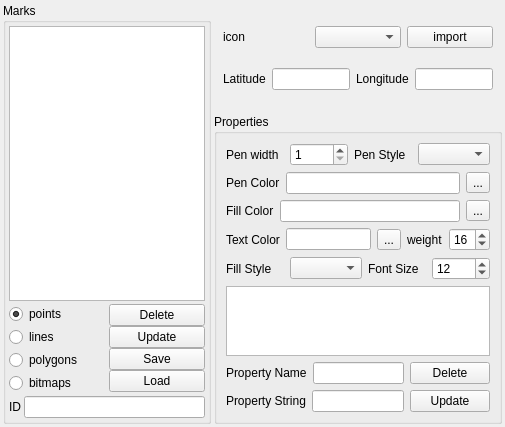
Above: qtvplugin_geomarker/qtvplugin_geomarker.ui from tgut/mercator.qtviewer before the change. Below: the same form after it.
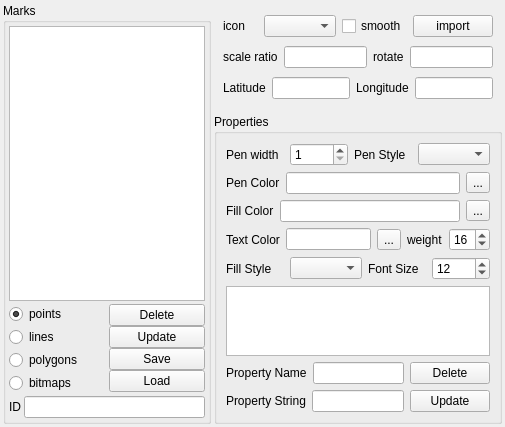
That is the form after the change. The open tabs and pages were chosen to show the change.

Commit message: Add scale and rotate feature for icons.

Patch:
```diff
--- a/qtvplugin_geomarker/qtvplugin_geomarker.ui
+++ b/qtvplugin_geomarker/qtvplugin_geomarker.ui
@@ -451,6 +451,13 @@
            <item>
             <widget class="QComboBox" name="comboBox_icons"/>
            </item>
+           <item>
+            <widget class="QCheckBox" name="checkBox_icon_smooth">
+             <property name="text">
+              <string>smooth</string>
+             </property>
+            </widget>
+           </item>
            <item>
             <widget class="QPushButton" name="pushButton_import_icon">
              <property name="text">
@@ -460,6 +467,30 @@
            </item>
           </layout>
          </item>
+         <item>
+          <layout class="QHBoxLayout" name="horizontalLayout_19">
+           <item>
+            <widget class="QLabel" name="label_26">
+             <property name="text">
+              <string>scale ratio</string>
+             </property>
+            </widget>
+           </item>
+           <item>
+            <widget class="QLineEdit" name="lineEdit_icon_scale"/>
+           </item>
+           <item>
+            <widget class="QLabel" name="label_18">
+             <property name="text">
+              <string>rotate</string>
+             </property>
+            </widget>
+           </item>
+           <item>
+            <widget class="QLineEdit" name="lineEdit_icon_rotate"/>
+           </item>
+          </layout>
+         </item>
          <item>
           <layout class="QHBoxLayout" name="horizontalLayout_17">
            <item>
```
The commit also changes 5 other files.
